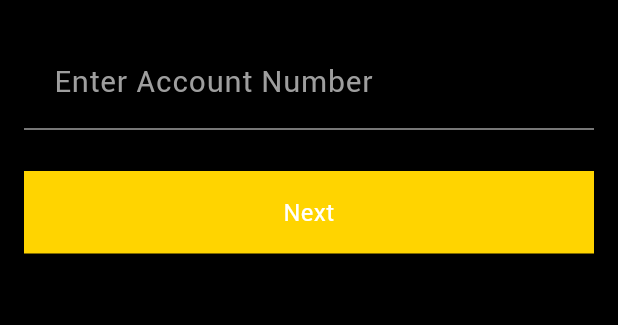
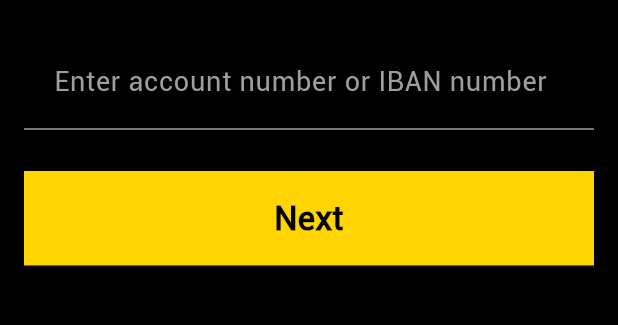
Before and after one commit to araoofkhan/bank_application, a Flutter app: the AccountNumberEntryScreen screen opened directly with sample values from the repository, on a phone screen of 412 x 824 dp, the part 291-616 px from its top. Run offline on Flutter 3.47's test engine with Material 3 defaults, Android fonts, the phone set to English and light mode, and no system bars; our stand-ins replace audioplayers, connectivity_plus, firebase_core, firebase_database, fluttertoast, image_gallery_saver and 3 more; accounts and stored records are empty.

Commit message:
Money Transfer activity Completed

```diff
--- a/lib/models/beneficiary.dart
+++ b/lib/models/beneficiary.dart
@@ -2,29 +2,38 @@ import 'package:firebase_database/firebase_database.dart';
 
 class Beneficiary {
   final String accountNumber;
-  //final String accountTitle;
   final String bankLogo;
   final String bankName;
-  //final String branchName;
   final String nickname;
+  final bool favorite;
 
   Beneficiary({
     required this.accountNumber,
-    //required this.accountTitle,
     required this.bankLogo,
     required this.bankName,
-   // required this.branchName,
     required this.nickname,
+    this.favorite = false,
   });
 
   factory Beneficiary.fromJson(Map<dynamic, dynamic> json) {
     return Beneficiary(
       accountNumber: json['account_number'] ?? '',
-   //  accountTitle: json['account_title'] ?? '',
       bankLogo: json['bank_logo'] ?? '',
       bankName: json['bank_name'] ?? '',
-    //  branchName: json['branch_name'] ?? '',
       nickname: json['nickname'] ?? '',
+      favorite: json['favorite'] ?? false,
     );
   }
+
+  Map<String, dynamic> toJson() {
+    return {
+      'account_number': accountNumber,
+      'bank_logo': bankLogo,
+      'bank_name': bankName,
+      'nickname': nickname,
+      'favorite': favorite,
+
+
+    };
+  }
 }
--- a/lib/resources/colors.dart
+++ b/lib/resources/colors.dart
@@ -4,6 +4,8 @@ class AppColors {
 
   static const Color primarycolor = Color(0xFF701E7D);
   static const Color errorcolor = Color(0xFFB00020);
-  static const Color yellowcolor = Color(0xFFFFD400);// Corrected color code to ffd400
+  static const Color yellowcolor = Color(0xFFFFD400);
+  static const Color greenwcolor = Color(0xFF35FF02);// Corrected color code to ffd400
+
 
 }
--- a/lib/screens/AccountNumberEntryScreen.dart
+++ b/lib/screens/AccountNumberEntryScreen.dart
@@ -1,4 +1,5 @@
 import 'package:flutter/material.dart';
+import 'package:flutter/services.dart';
 import 'package:fluttertoast/fluttertoast.dart';
 import 'package:bank_application/resources/colors.dart';
 import '../models/BankModel.dart';
@@ -78,14 +79,16 @@ class _AccountNumberEntryScreenState extends State<AccountNumberEntryScreen> {
               padding: const EdgeInsets.only(left: 20.0),
               child: TextField(
                 controller: _accountNumberController,
+
                 decoration: const InputDecoration(
-                  hintText: 'Enter Account Number',
+hintText: "Enter account number or IBAN number",
                   hintStyle: TextStyle(color: Colors.grey),
                   border: InputBorder.none,
-
-
                 ),
-                style: TextStyle(color: Colors.white,fontSize:20,fontFamily: 'CustomFont'),
+                inputFormatters: [
+                  LengthLimitingTextInputFormatter(24), // Limit input to 24 digits
+                ],
+                style: TextStyle(color: Colors.white,fontSize:18,fontFamily: 'CustomFont'),
                // keyboardType: TextInputType.number,
               ),
             ),
@@ -100,8 +103,9 @@ class _AccountNumberEntryScreenState extends State<AccountNumberEntryScreen> {
                 child: const Text(
                   "Next",
                   style: TextStyle(
-                    color: Colors.white,
-                    fontSize: 16,
+                    color: Colors.black,
+                    fontSize: 22,
+                    fontWeight: FontWeight.bold,
                   ),
                   textAlign: TextAlign.center,
                 ),
--- a/lib/screens/AddNickNameScreen.dart
+++ b/lib/screens/AddNickNameScreen.dart
@@ -7,8 +7,6 @@ import 'package:fluttertoast/fluttertoast.dart';
 import 'package:bank_application/screens/DashBoardScreen.dart';
 
 
-
-import '../models/Beneficiary.dart';
 import 'BeneficiarySuccessfullyAddedScreen.dart'; // For AddNewBeneficiaryScreen
 
 
--- a/lib/screens/DashBoardScreen.dart
+++ b/lib/screens/DashBoardScreen.dart
@@ -5,7 +5,6 @@ import 'package:intl/intl.dart';
 import 'package:bank_application/screens/MoneyTransferScreen.dart';
 import 'package:bank_application/widgets/CustomBottomAppBar.dart';
 
-import 'SoundTestScreen.dart';
 
 
 // Global function to format currency
```
Also changed, not shown: lib/screens/sendmoneyscreen.dart (+71 -30 lines), lib/widgets/BeneficiaryList.dart (+116 -13 lines).
